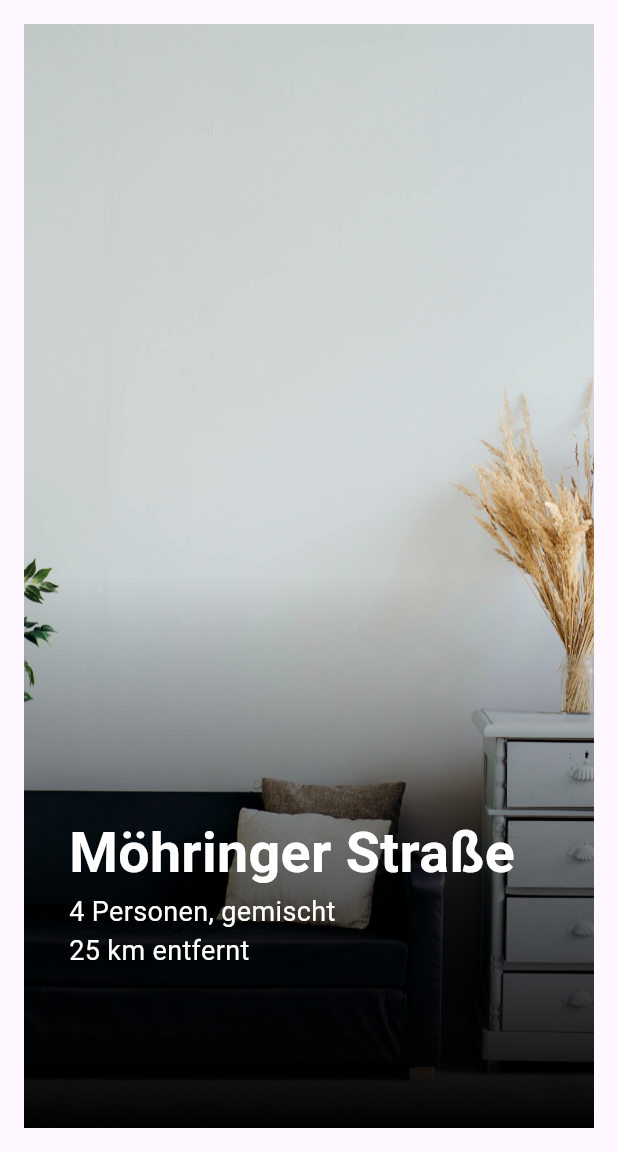
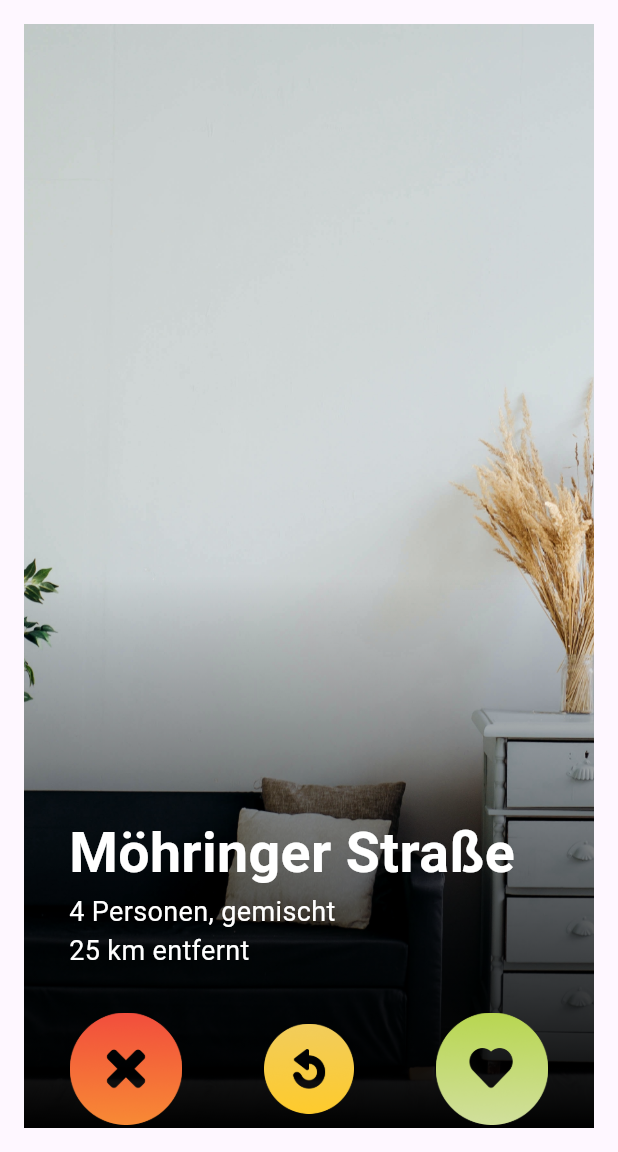
Before and after one commit to KonstSchob/roomance, a Flutter app: the Swipen screen opened directly, on a phone screen of 412 x 824 dp, the part 84-1236 px from its top. Run offline on Flutter 3.47's test engine with Material 3 defaults, Android fonts, the phone set to English and light mode, and no system bars; drawn by our look-alikes of swipe_cards; our stand-ins replace email_validator, gradient_borders, image_picker, shared_preferences, string_validator; missing offline and left inert: gradient_icon; accounts and stored records are empty; Roboto replaces fonts that are missing (Gudea, Mulish).

Commit message:
Abgabe-Release

```diff
--- a/lib/Seiten/Swipeseite/swipen.dart
+++ b/lib/Seiten/Swipeseite/swipen.dart
@@ -115,15 +115,7 @@
           ),
         ),
         body: Stack(children: [
-          // Untere Buttons ausrichten
-          Align(
-            alignment: Alignment.bottomCenter,
-            child: Padding(
-              padding: const EdgeInsets.only(bottom: 10),
-              child: Swipebuttons(
-                  _matchEngine), // Übergabe an Klasse für die Buttons
-            ),
-          ),
+
           SwipeCards(
             matchEngine: _matchEngine!,
             itemBuilder: (BuildContext context, int index) {
@@ -186,6 +178,15 @@
               // Overlay.of(context)!.insert(overlayEntry);
             },
           ),
+          // Untere Buttons ausrichten
+          Align(
+            alignment: Alignment.bottomCenter,
+            child: Padding(
+              padding: const EdgeInsets.only(bottom: 10),
+              child: Swipebuttons(
+                  _matchEngine), // Übergabe an Klasse für die Buttons
+            ),
+          ),
         ]));
   }
 }
```
